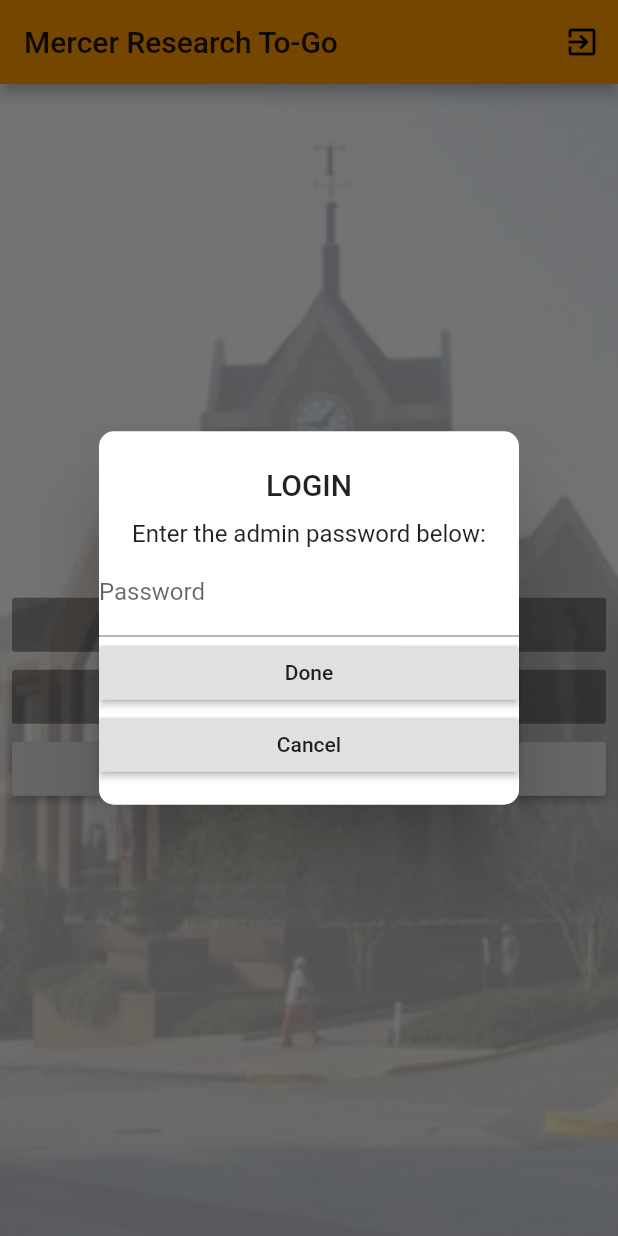
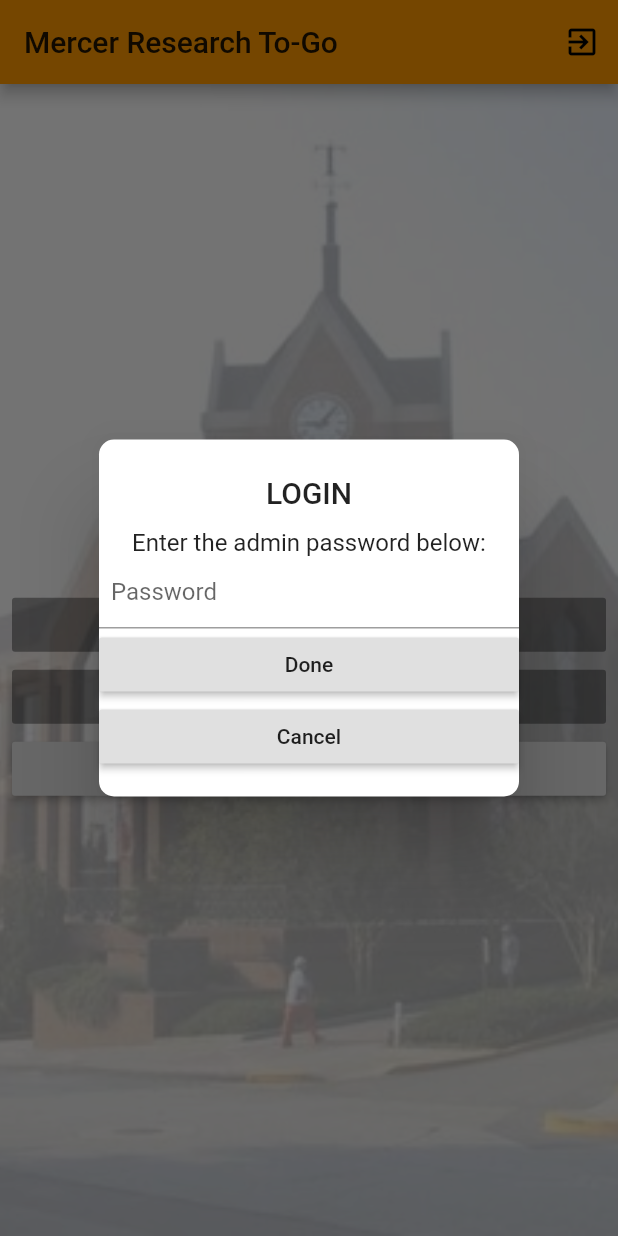
Before and after one commit to waraidev/mercer_library_app, a Flutter app: the screen it shows after launch, after a tap on the "exit to app" icon, on a phone screen of 412 x 824 dp. Run offline on Flutter 3.47's test engine with Material 2 defaults, Android fonts, the phone set to English and light mode, and no system bars; our stand-ins replace flutter_secure_storage.

Commit message:
Update landing_page.dart

```diff
--- a/mu_library_app/mu_library_app/lib/landing_page.dart
+++ b/mu_library_app/mu_library_app/lib/landing_page.dart
@@ -136,16 +136,20 @@ class _LandingPageState extends State<LandingPage>{
       children: <Widget>[
         Center(child: Text('Enter the admin password below:')),
 
-        TextField(
+        GestureDetector(
+          onTap: () {
+            FocusScope.of(context).requestFocus( FocusNode());
+          },
+          child: TextField(
               controller: passCtrl,
               obscureText: true,
               decoration: InputDecoration(
                   labelText: "Password",
+                  contentPadding: EdgeInsets.symmetric(vertical: 6.0,
+                      horizontal: 8.0),
                   hintText: "Enter Admin Password"
               ),
-            onEditingComplete: () {
-              FocusScope.of(context).requestFocus( FocusNode());
-            }
+          )
         ),
         RaisedButton(
           child: Text("Done"),
```
Lines whose indentation alone changed are shown as unchanged.
